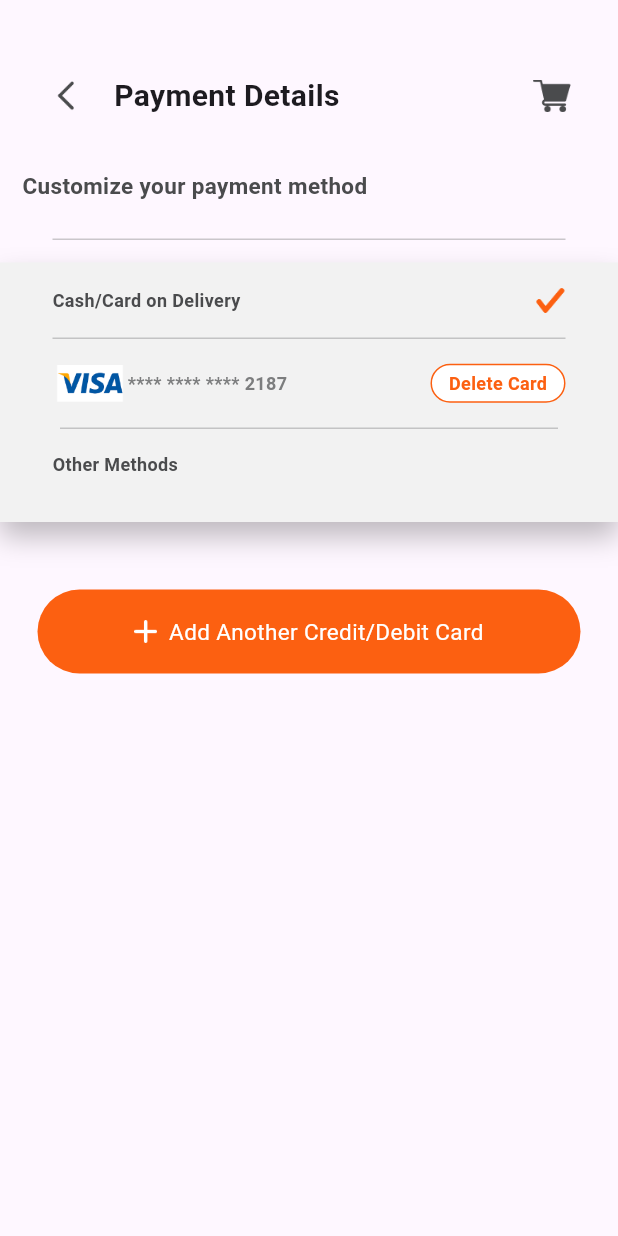
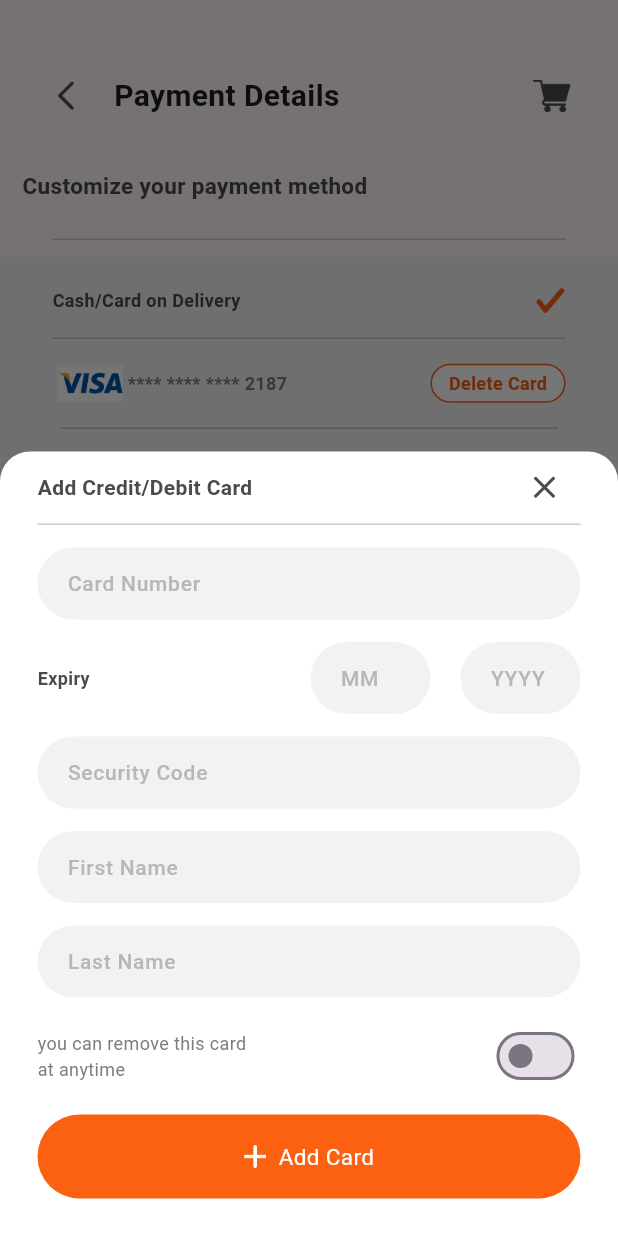
Before and after one commit to asm2212/jegoli, a Flutter app: the PaymentDetailsScreen screen opened directly, after a tap on "Add Another Credit/Debit Card", on a phone screen of 412 x 824 dp. Run offline on Flutter 3.47's test engine with Material 3 defaults, Android fonts, the phone set to English and light mode, and no system bars; our stand-ins replace flutter_rating_bar, image_picker; missing offline and left inert: otp_pin_field; Roboto replaces fonts that are missing (Metropolis).

Commit message:
Add Credit/Debit Card screen UI with input fields and close functionality

```diff
--- a/lib/co_widget/round_icon_button.dart
+++ b/lib/co_widget/round_icon_button.dart
@@ -8,12 +8,14 @@ class RoundIconButton extends StatelessWidget {
   final Color color;
   final VoidCallback onPressed;
   final double fontSize;
+  final FontWeight fontWeight;
   const RoundIconButton(
       {super.key,
       required this.onPressed,
       required this.title,
       required this.icon,
       required this.color,
+      this.fontWeight=FontWeight.w500,
       this.fontSize = 12
       });
 
--- a/lib/co_widget/round_textfield.dart
+++ b/lib/co_widget/round_textfield.dart
@@ -22,18 +22,21 @@ class RoundTextfield extends StatelessWidget {
 
   @override
   Widget build(BuildContext context) {
-    return    Container(
+    return   Container(
   decoration: BoxDecoration(
     color: bgColor ?? ColorExtension.textfield,
-                borderRadius: BorderRadius.circular(25)
+    borderRadius: BorderRadius.circular(25),
   ),
   child: Row(
+    mainAxisSize: MainAxisSize.min,  // Use MainAxisSize.min to avoid unbounded width issue
     children: [
-                    if(left != null) Padding(
+      if (left != null)
+        Padding(
           padding: const EdgeInsets.only(left: 15,),
           child: left,
         ),
-                    Expanded(
+      Flexible(  // Use Flexible instead of Expanded to prevent infinite space
+        fit: FlexFit.loose,
         child: TextField(
           autocorrect: false,
           controller: controller,
@@ -47,7 +50,7 @@ class RoundTextfield extends StatelessWidget {
             hintStyle: TextStyle(
               color: ColorExtension.placeholder,
               fontSize: 14,
-                            fontWeight: FontWeight.w500
+              fontWeight: FontWeight.w500,
             ),
           ),
         ),
--- /dev/null
+++ b/lib/screens/more/add_cart_screen.dart
@@ -0,0 +1,174 @@
+import 'package:flutter/material.dart';
+import 'package:flutter/widgets.dart';
+import 'package:jegoli/co_widget/round_icon_button.dart';
+import 'package:jegoli/co_widget/round_textfield.dart';
+import 'package:jegoli/common/color_extension.dart';
+
+class AddCartScreen extends StatefulWidget {
+  const AddCartScreen({super.key});
+
+  @override
+  State<AddCartScreen> createState() => _AddCartScreenState();
+}
+
+class _AddCartScreenState extends State<AddCartScreen> {
+  TextEditingController textCardNumber = TextEditingController();
+  TextEditingController textCardMonth = TextEditingController();
+  TextEditingController textCardYear = TextEditingController();
+  TextEditingController textCardCode = TextEditingController();
+  TextEditingController textFirstName = TextEditingController();
+  TextEditingController textLastName = TextEditingController();
+  bool isAnyTime = false;
+
+  @override
+  Widget build(BuildContext context) {
+    var media = MediaQuery.of(context).size;
+    return Container(
+      padding: const EdgeInsets.symmetric(vertical: 0, horizontal: 25),
+      width: media.width,
+      decoration: BoxDecoration(
+          color: ColorExtension.white,
+          borderRadius: const BorderRadius.only(
+              topLeft: Radius.circular(20), topRight: Radius.circular(20))),
+      child: SingleChildScrollView( // Added SingleChildScrollView here
+        child: Column(
+          mainAxisSize: MainAxisSize.min,
+          children: [
+            Row(
+              mainAxisAlignment: MainAxisAlignment.spaceBetween,
+              children: [
+                Text(
+                  "Add Credit/Debit Card",
+                  style: TextStyle(
+                    color: ColorExtension.primaryText,
+                    fontSize: 14,
+                    fontWeight: FontWeight.w700,
+                  ),
+                ),
+                IconButton(
+                  onPressed: () {
+                    Navigator.of(context).pop();
+                  },
+                  icon: Icon(
+                    Icons.close,
+                    color: ColorExtension.primaryText,
+                    size: 25,
+                  ),
+                ),
+              ],
+            ),
+            Divider(
+              color: ColorExtension.secondaryText.withOpacity(0.4),
+              height: 1,
+            ),
+            const SizedBox(
+              height: 15,
+            ),
+            RoundTextfield(
+              hintText: "Card Number",
+              controller: textCardNumber,
+              keyboardType: TextInputType.number,
+            ),
+            const SizedBox(
+              height: 15,
+            ),
+            Row(
+              children: [
+                Text(
+                  "Expiry",
+                  style: TextStyle(
+                      color: ColorExtension.primaryText,
+                      fontSize: 12,
+                      fontWeight: FontWeight.w600),
+                ),
+                const Spacer(),
+                SizedBox(
+                  width: 80,
+                  child: RoundTextfield(
+                    hintText: "MM",
+                    controller: textCardMonth,
+                    keyboardType: TextInputType.number,
+                  ),
+                ),
+                const SizedBox(
+                  width: 20,
+                ),
+                SizedBox(
+                  width: 80,
+                  child: RoundTextfield(
+                    hintText: "YYYY",
+                    controller: textCardYear,
+                    keyboardType: TextInputType.number,
+                  ),
+                ),
+              ],
+            ),
+            const SizedBox(
+              height: 15,
+            ),
+            RoundTextfield(
+              hintText: "Security Code",
+              controller: textCardCode,
+              keyboardType: TextInputType.number,
+            ),
+            const SizedBox(
+              height: 15,
+            ),
+            RoundTextfield(
+              hintText: "First Name",
+              controller: textFirstName,
+            ),
+            const SizedBox(
+              height: 15,
+            ),
+            RoundTextfield(
+              hintText: "Last Name",
+              controller: textLastName,
+            ),
+            const SizedBox(
+              height: 15,
+            ),
+            Row(
+              children: [
+                Expanded(
+                  child: Text(
+                    "you can remove this card at anytime",
+                    style: TextStyle(
+                      color: ColorExtension.secondaryText,
+                      fontSize: 12,
+                      fontWeight: FontWeight.w400,
+                    ),
+                  ),
+                ),
+                const Spacer(),
+                Switch(
+                  value: isAnyTime,
+                  activeColor: ColorExtension.primary,
+                  onChanged: (value) {
+                    setState(() {
+                      isAnyTime = value;
+                    });
+                  },
+                )
+              ],
+            ),
+            const SizedBox(
+              height: 15,
+            ),
+            RoundIconButton(
+              onPressed: () {},
+              title: "Add Card",
+              icon: "assets/images/add.png",
+              color: ColorExtension.primary,
+              fontSize: 15,
+              fontWeight: FontWeight.w600,
+            ),
+            const SizedBox(
+              height: 25,
+            ),
+          ],
+        ),
+      ),
+    );
+  }
+}
--- a/lib/screens/more/payment_details_screen.dart
+++ b/lib/screens/more/payment_details_screen.dart
@@ -2,6 +2,7 @@ import 'package:flutter/material.dart';
 import 'package:jegoli/co_widget/round_button.dart';
 import 'package:jegoli/co_widget/round_icon_button.dart';
 import 'package:jegoli/common/color_extension.dart';
+import 'package:jegoli/screens/more/add_cart_screen.dart';
 
 class PaymentDetailsScreen extends StatefulWidget {
   const PaymentDetailsScreen({super.key});
@@ -200,8 +201,19 @@ class _PaymentDetailsScreenState extends State<PaymentDetailsScreen> {
               Padding(
                 padding: const EdgeInsets.symmetric(horizontal: 25),
                 child: RoundIconButton(
+
                   onPressed: () {
-                    // Add card functionality
+                    showModalBottomSheet(
+                      isScrollControlled: true,
+                      backgroundColor: Colors.transparent,
+                      context: context,
+                       builder: (context){
+                      return const AddCartScreen();
+                    });
+                    // Navigator.push(
+                    //   context,
+                    //   MaterialPageRoute(
+                    //     builder: (context) => const AddCartScreen(),),);
                   },
                   title: "Add Another Credit/Debit Card",
                   icon: "assets/images/add.png",
```
Lines whose indentation alone changed are shown as unchanged.
